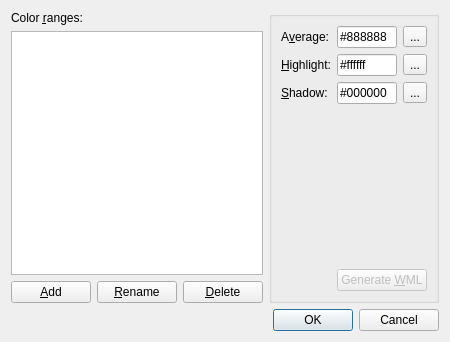
First picture: the form in customranges.ui, repository irydacea/wespal, before the edit.
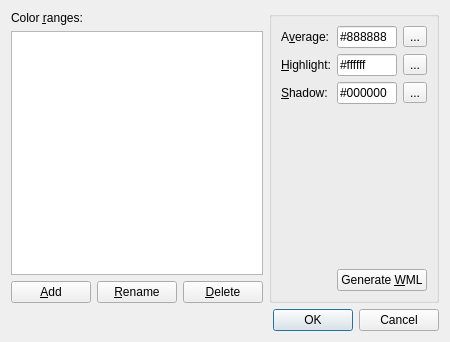
Second picture: the form after the edit.

Commit message: customranges: Enable and implement action to generate WML from the current range

```diff
--- a/customranges.ui
+++ b/customranges.ui
@@ -181,9 +181,6 @@
           </item>
           <item>
            <widget class="QPushButton" name="cmdWml">
-            <property name="enabled">
-             <bool>false</bool>
-            </property>
             <property name="text">
              <string>Generate &amp;WML</string>
             </property>
```
The commit also changes 2 other files.
